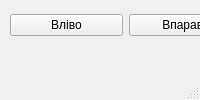
First picture: the form in easy_editor1/untitled.ui, repository Maksim-Maks/easy_editor, before the edit.
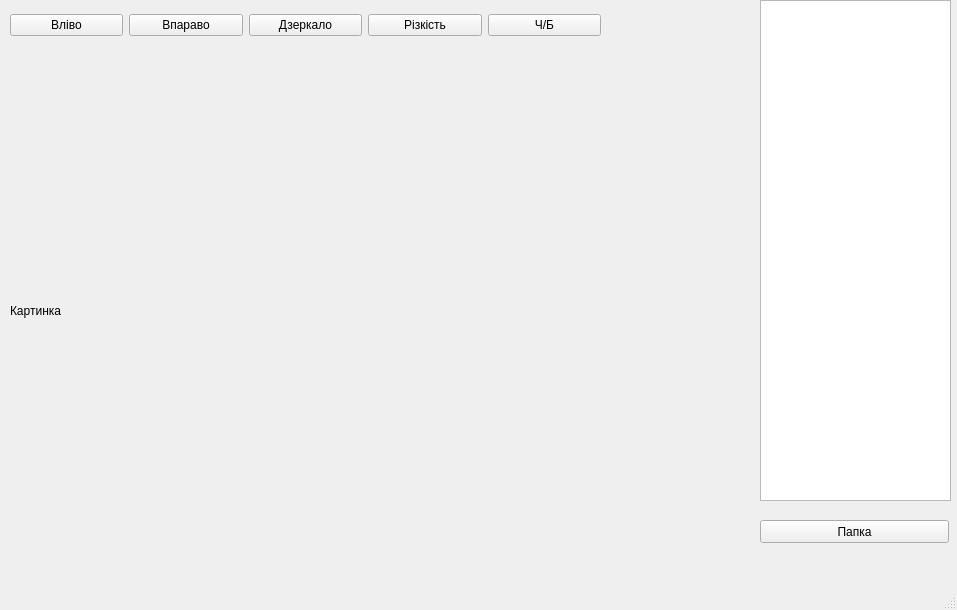
Second picture: the form after the edit.

Patch:
```diff
--- a/easy_editor1/untitled.ui
+++ b/easy_editor1/untitled.ui
@@ -2,6 +2,14 @@
 <ui version="4.0">
  <class>MainWindow</class>
  <widget class="QMainWindow" name="MainWindow">
+  <property name="geometry">
+   <rect>
+    <x>0</x>
+    <y>0</y>
+    <width>957</width>
+    <height>610</height>
+   </rect>
+  </property>
   <property name="windowTitle">
    <string>MainWindow</string>
   </property>
@@ -9,10 +17,10 @@
    <widget class="QLabel" name="photo_lb">
     <property name="geometry">
      <rect>
-      <x>520</x>
-      <y>330</y>
-      <width>55</width>
-      <height>13</height>
+      <x>10</x>
+      <y>60</y>
+      <width>741</width>
+      <height>501</height>
      </rect>
     </property>
     <property name="text">
@@ -22,8 +30,8 @@
    <widget class="QListWidget" name="files_list">
     <property name="geometry">
      <rect>
-      <x>600</x>
-      <y>10</y>
+      <x>760</x>
+      <y>0</y>
       <width>191</width>
       <height>501</height>
      </rect>
@@ -79,8 +87,8 @@
    <widget class="QPushButton" name="dir_btn">
     <property name="geometry">
      <rect>
-      <x>600</x>
-      <y>530</y>
+      <x>760</x>
+      <y>520</y>
       <width>189</width>
       <height>23</height>
      </rect>
```
Left out of the diff: 2 changed lines with no effect on the pictures.
